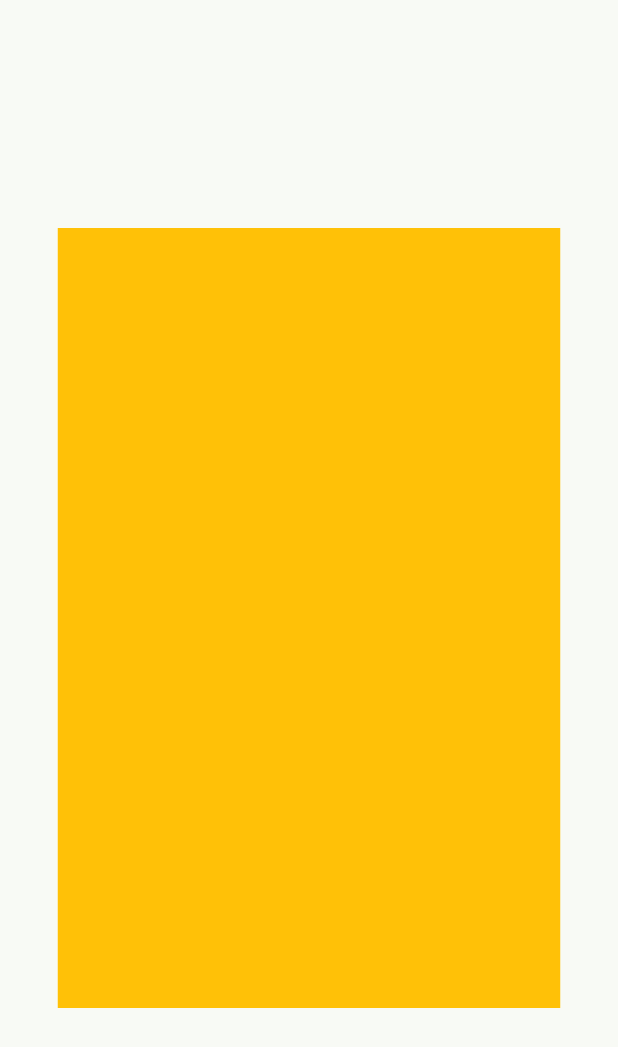
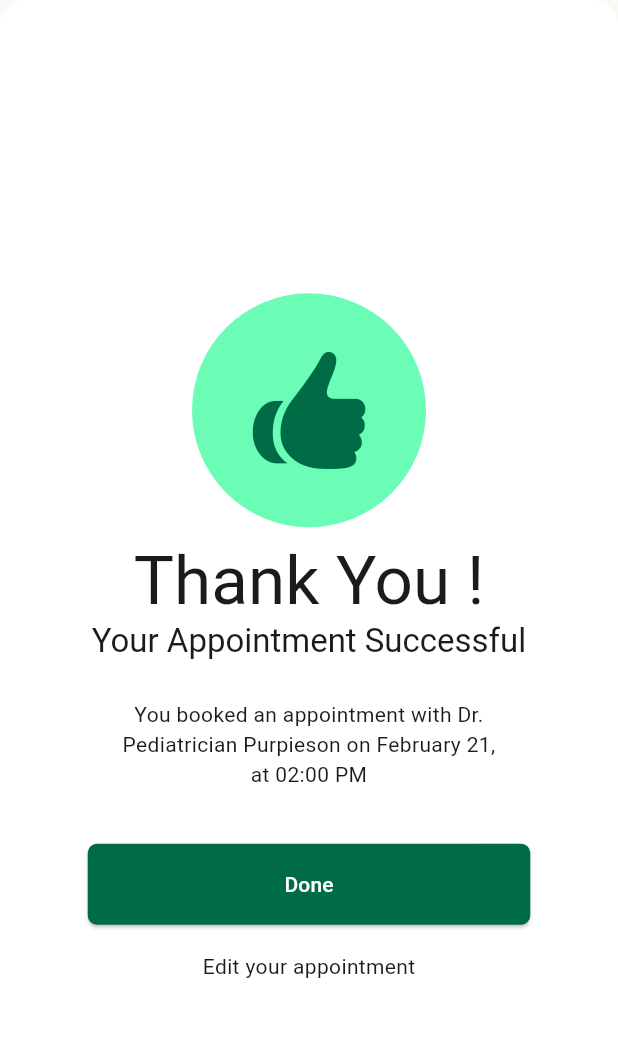
Before and after one commit to majidfathi69/DoctorHunt, a Flutter app: the ThankYouView screen opened directly, on a phone screen of 412 x 824 dp. Shown: the top 1047 px of the screen. Run offline on Flutter 3.47's test engine with Material 2 defaults, Android fonts, the phone set to English and light mode, and no system bars; our stand-ins replace get.

Commit message:
Build Widget ThankYouView

```diff
--- a/lib/app/modules/doctor_appointment/views/doctor_appointment_view.dart
+++ b/lib/app/modules/doctor_appointment/views/doctor_appointment_view.dart
@@ -1,10 +1,14 @@
+import 'package:doctor_hunt/app/modules/doctor_appointment/views/thank_you_view.dart';
 import 'package:flutter/material.dart';
+import 'package:get/get.dart';
+import 'package:get/state_manager.dart';
 
 class DoctorAppintmentView extends StatelessWidget {
   const DoctorAppintmentView({super.key});
 
   @override
   Widget build(BuildContext context) {
+    //  return ThankYouView();
     return Container(
       decoration: const BoxDecoration(
         image: DecorationImage(
@@ -53,7 +57,9 @@ class TimeWidget extends StatelessWidget {
             width: 295,
             height: 54,
             child: ElevatedButton(
-              onPressed: () {},
+              onPressed: () {
+                Get.dialog(const ThankYouView());
+              },
               style: ElevatedButton.styleFrom(
                   shape: RoundedRectangleBorder(
                       borderRadius: BorderRadius.circular(6))),
--- a/lib/app/modules/doctor_appointment/views/thank_you_view.dart
+++ b/lib/app/modules/doctor_appointment/views/thank_you_view.dart
@@ -1,4 +1,6 @@
+import 'package:flutter/cupertino.dart';
 import 'package:flutter/material.dart';
+import 'package:get/get.dart';
 
 class ThankYouView extends StatelessWidget {
   const ThankYouView({super.key});
@@ -6,11 +8,78 @@ class ThankYouView extends StatelessWidget {
   @override
   Widget build(BuildContext context) {
     return Scaffold(
-      body: Center(
-        child: Container(
-          width: 335,
-          height: 520,
-          color: Colors.amber,
+      body: Container(
+        height: double.infinity,
+        width: double.maxFinite,
+        decoration: BoxDecoration(
+          color: Theme.of(context).colorScheme.onPrimary,
+          borderRadius: BorderRadius.circular(16),
+        ),
+        child: Column(
+          mainAxisAlignment: MainAxisAlignment.center,
+          crossAxisAlignment: CrossAxisAlignment.center,
+          children: [
+            const SizedBox(
+              height: 26,
+            ),
+            Container(
+              width: 156,
+              height: 156,
+              decoration: BoxDecoration(
+                  color: Theme.of(context).colorScheme.primaryContainer,
+                  borderRadius: BorderRadius.circular(1000)),
+              child: Icon(CupertinoIcons.hand_thumbsup_fill,
+                  size: 90, color: Theme.of(context).colorScheme.primary),
+            ),
+            const SizedBox(
+              height: 10,
+            ),
+            SizedBox(
+              height: 172,
+              child: Column(
+                children: [
+                  Text(
+                    'Thank You !',
+                    style: Theme.of(context).textTheme.displayMedium,
+                  ),
+                  Text(
+                    'Your Appointment Successful',
+                    style: Theme.of(context).textTheme.titleLarge,
+                  ),
+                  const SizedBox(
+                    height: 25,
+                  ),
+                  SizedBox(
+                    width: 265,
+                    height: 67,
+                    child: Text(
+                        'You booked an appointment with Dr. Pediatrician Purpieson on February 21, at 02:00 PM',
+                        style: Theme.of(context).textTheme.bodyMedium,
+                        textAlign: TextAlign.center),
+                  )
+                ],
+              ),
+            ),
+            const SizedBox(height: 29),
+            SizedBox(
+              width: 295,
+              height: 54,
+              child: ElevatedButton(
+                  onPressed: () {},
+                  style: ElevatedButton.styleFrom(
+                      shape: RoundedRectangleBorder(
+                    borderRadius: BorderRadius.circular(6),
+                  )),
+                  child: const Text('Done')),
+            ),
+            const SizedBox(height: 18),
+            InkWell(
+              onTap: () {
+                Get.back();
+              },
+              child: const Text('Edit your appointment'),
+            )
+          ],
         ),
       ),
     );
--- a/pubspec.yaml
+++ b/pubspec.yaml
@@ -10,6 +10,7 @@ dependencies:
   flutter:
     sdk: flutter
   get: ^4.6.5
+  cupertino_icons: ^1.0.6
 
 dev_dependencies:
   flutter_test:
```
Also changed, not shown: lib/assets/image/SuccessfulIcon.png (added), pubspec.lock.
